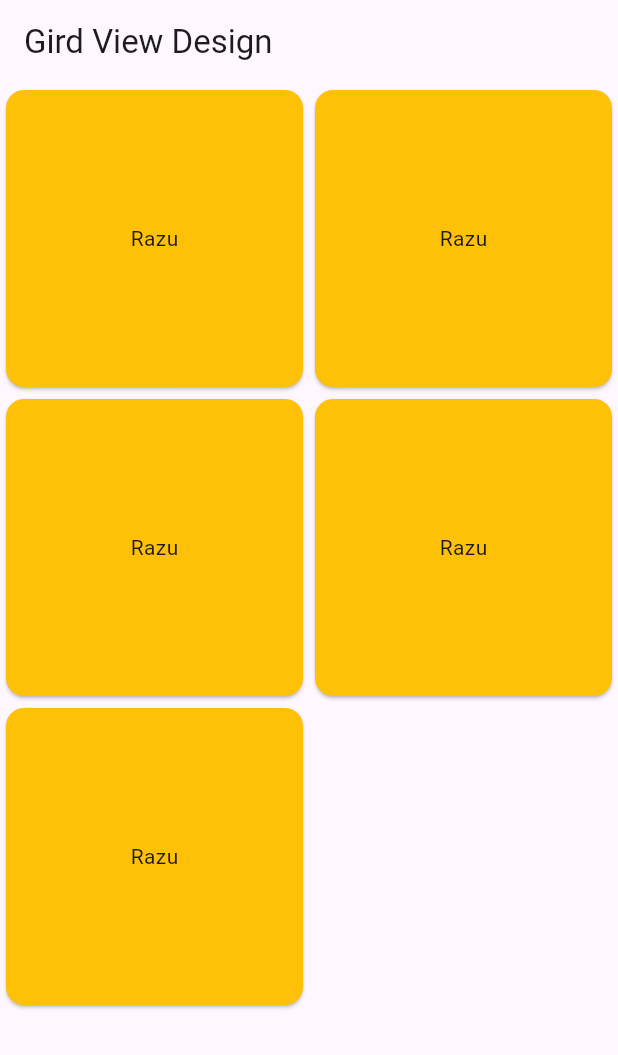
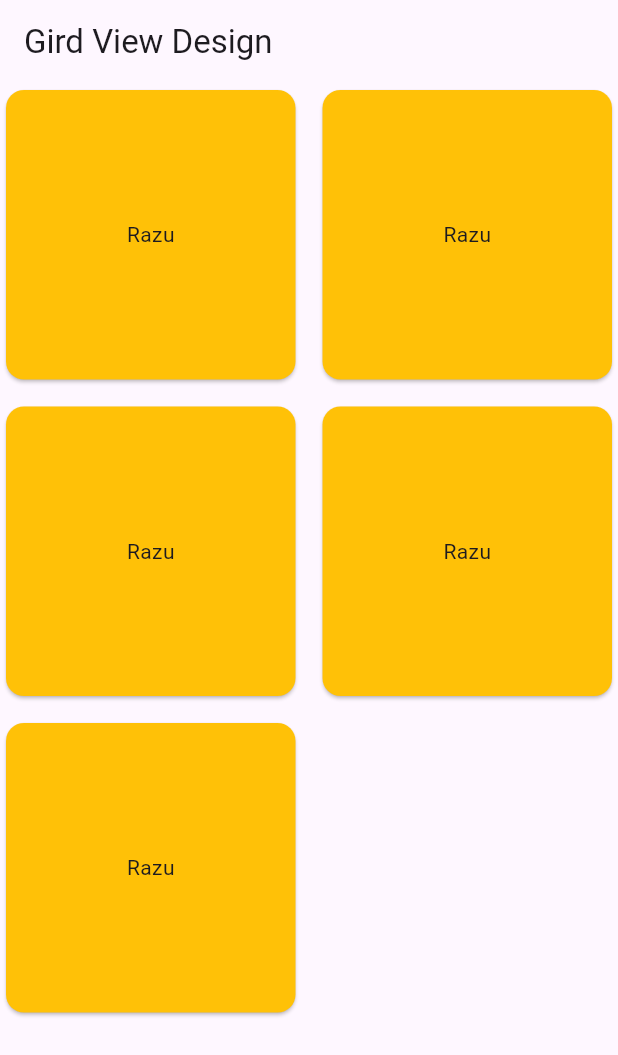
Before and after one commit to RaFiuL-RaZu/app_create2, a Flutter app: the screen it shows after launch, on a phone screen of 412 x 824 dp. Shown: the top 1055 px of the screen. Run offline on Flutter 3.47's test engine with Material 3 defaults, Android fonts, the phone set to English and light mode, and no system bars.

Commit message:
innit commit

```diff
--- a/lib/main.dart
+++ b/lib/main.dart
@@ -34,6 +34,9 @@ class HomeScren extends StatelessWidget{
       body: GridView(
           gridDelegate: SliverGridDelegateWithFixedCrossAxisCount(
             crossAxisCount: 2,
+            crossAxisSpacing: 10,
+            mainAxisSpacing: 10,
+
           ),
         children: [
           Card(
```
